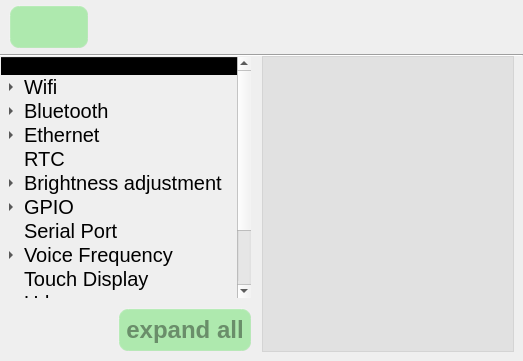
This is user_manual.ui in jizizihe/baijie_demo as Qt 5 draws it before an edit. The edited form follows.
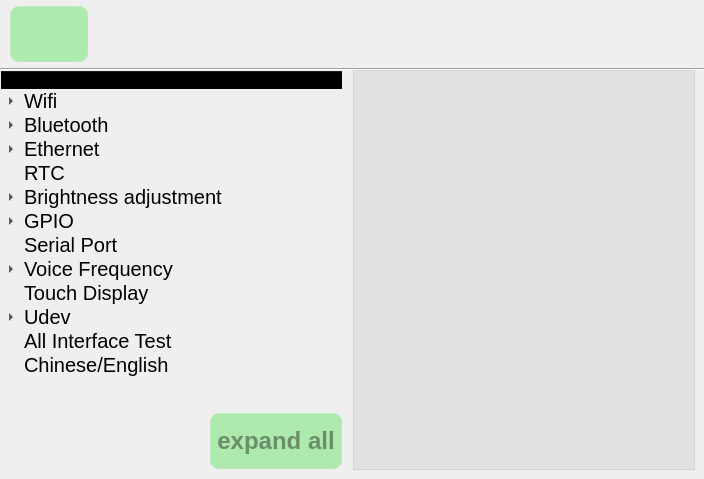
This is the edited form. Icons and pictures are not drawn.

```diff
--- a/user_manual.ui
+++ b/user_manual.ui
@@ -6,8 +6,8 @@
    <rect>
     <x>0</x>
     <y>0</y>
-    <width>523</width>
-    <height>361</height>
+    <width>704</width>
+    <height>479</height>
    </rect>
   </property>
   <property name="windowTitle">
```
Left out of the diff: 60 changed lines with no effect on the pictures.
